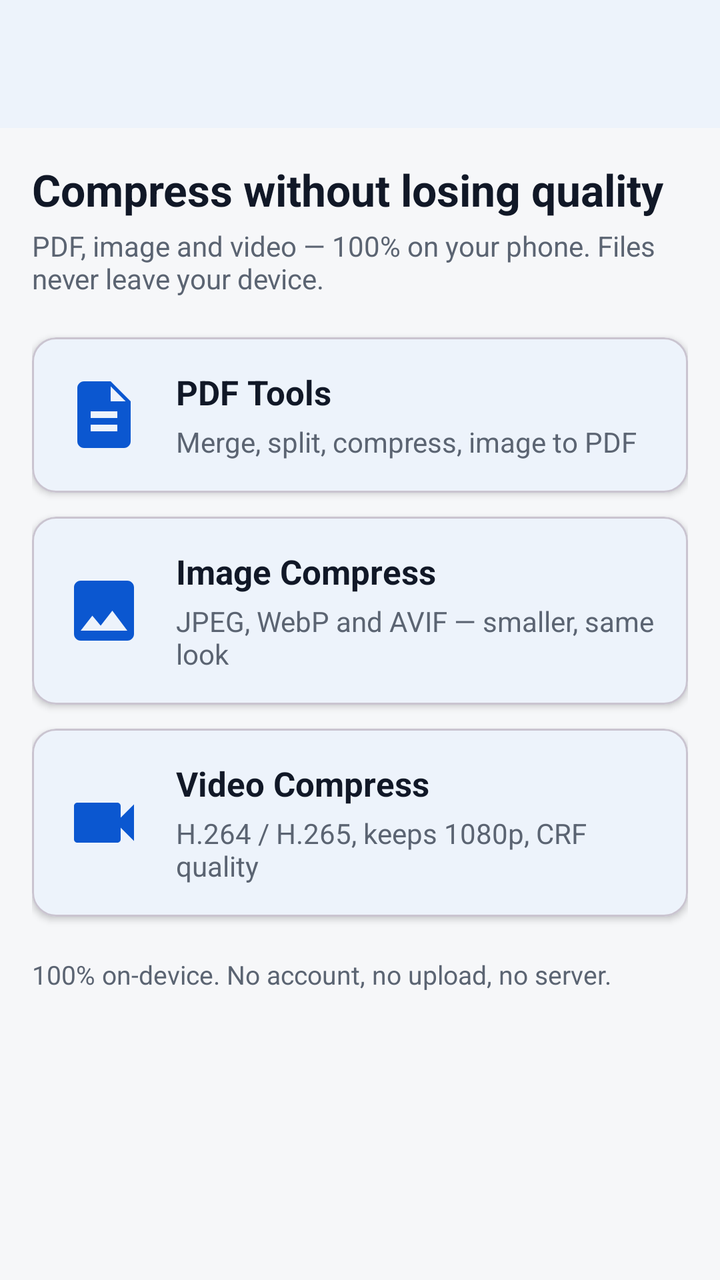
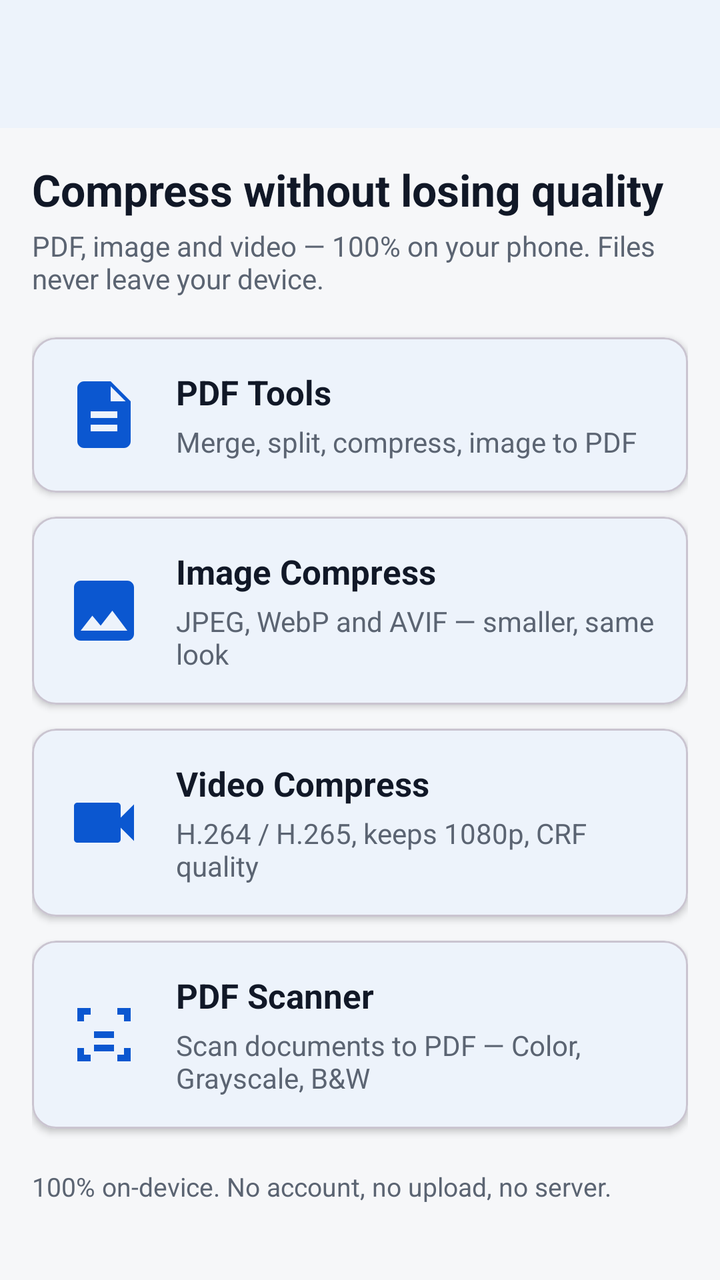

Before-and-after screenshots of an Android layout around one commit, followed by the original layout XML and the change that was made.
<!-- AndroidManifest.xml: application theme Theme.Hakunaa -->
<!-- res/layout/activity_main.xml -->
<?xml version="1.0" encoding="utf-8"?>
<LinearLayout xmlns:android="http://schemas.android.com/apk/res/android"
    xmlns:app="http://schemas.android.com/apk/res-auto"
    android:layout_width="match_parent"
    android:layout_height="match_parent"
    android:background="@color/hakunaa_background"
    android:orientation="vertical">

    <com.google.android.material.appbar.MaterialToolbar
        android:layout_width="match_parent"
        android:layout_height="wrap_content"
        android:background="@color/hakunaa_surface"
        android:elevation="2dp"
        android:title="@string/app_name"
        android:titleTextColor="@color/hakunaa_text" />

    <ScrollView
        android:layout_width="match_parent"
        android:layout_height="match_parent"
        android:padding="16dp">

        <LinearLayout
            android:layout_width="match_parent"
            android:layout_height="wrap_content"
            android:orientation="vertical">

            <TextView
                android:layout_width="wrap_content"
                android:layout_height="wrap_content"
                android:text="@string/home_title"
                android:textColor="@color/hakunaa_text"
                android:textSize="22sp"
                android:textStyle="bold" />

            <TextView
                android:layout_width="wrap_content"
                android:layout_height="wrap_content"
                android:layout_marginTop="4dp"
                android:text="@string/home_subtitle"
                android:textColor="@color/hakunaa_text_secondary"
                android:textSize="14sp" />

            <com.google.android.material.card.MaterialCardView
                android:id="@+id/cardPdf"
                android:layout_width="match_parent"
                android:layout_height="wrap_content"
                android:layout_marginTop="20dp"
                android:clickable="true"
                android:focusable="true"
                app:cardCornerRadius="12dp"
                app:cardElevation="2dp">

                <LinearLayout
                    android:layout_width="match_parent"
                    android:layout_height="wrap_content"
                    android:orientation="horizontal"
                    android:padding="16dp">

                    <ImageView
                        android:layout_width="40dp"
                        android:layout_height="40dp"
                        android:layout_gravity="center_vertical"
                        android:src="@drawable/ic_pdf" />

                    <LinearLayout
                        android:layout_width="0dp"
                        android:layout_height="wrap_content"
                        android:layout_marginStart="16dp"
                        android:layout_weight="1"
                        android:orientation="vertical">

                        <TextView
                            android:layout_width="wrap_content"
                            android:layout_height="wrap_content"
                            android:text="@string/card_pdf_title"
                            android:textColor="@color/hakunaa_text"
                            android:textSize="17sp"
                            android:textStyle="bold" />
                        <TextView
                            android:layout_width="wrap_content"
                            android:layout_height="wrap_content"
                            android:layout_marginTop="4dp"
                            android:text="@string/card_pdf_subtitle"
                            android:textColor="@color/hakunaa_text_secondary"
                            android:textSize="14sp" />
                    </LinearLayout>
                </LinearLayout>
            </com.google.android.material.card.MaterialCardView>

            <com.google.android.material.card.MaterialCardView
                android:id="@+id/cardImage"
                android:layout_width="match_parent"
                android:layout_height="wrap_content"
                android:layout_marginTop="12dp"
                android:clickable="true"
                android:focusable="true"
                app:cardCornerRadius="12dp"
                app:cardElevation="2dp">

                <LinearLayout
                    android:layout_width="match_parent"
                    android:layout_height="wrap_content"
                    android:orientation="horizontal"
                    android:padding="16dp">

                    <ImageView
                        android:layout_width="40dp"
                        android:layout_height="40dp"
                        android:layout_gravity="center_vertical"
                        android:src="@drawable/ic_image" />

                    <LinearLayout
                        android:layout_width="0dp"
                        android:layout_height="wrap_content"
                        android:layout_marginStart="16dp"
                        android:layout_weight="1"
                        android:orientation="vertical">

                        <TextView
                            android:layout_width="wrap_content"
                            android:layout_height="wrap_content"
                            android:text="@string/card_image_title"
                            android:textColor="@color/hakunaa_text"
                            android:textSize="17sp"
                            android:textStyle="bold" />
                        <TextView
                            android:layout_width="wrap_content"
                            android:layout_height="wrap_content"
                            android:layout_marginTop="4dp"
                            android:text="@string/card_image_subtitle"
                            android:textColor="@color/hakunaa_text_secondary"
                            android:textSize="14sp" />
                    </LinearLayout>
                </LinearLayout>
            </com.google.android.material.card.MaterialCardView>

            <com.google.android.material.card.MaterialCardView
                android:id="@+id/cardVideo"
                android:layout_width="match_parent"
                android:layout_height="wrap_content"
                android:layout_marginTop="12dp"
                android:clickable="true"
                android:focusable="true"
                app:cardCornerRadius="12dp"
                app:cardElevation="2dp">

                <LinearLayout
                    android:layout_width="match_parent"
                    android:layout_height="wrap_content"
                    android:orientation="horizontal"
                    android:padding="16dp">

                    <ImageView
                        android:layout_width="40dp"
                        android:layout_height="40dp"
                        android:layout_gravity="center_vertical"
                        android:src="@drawable/ic_video" />

                    <LinearLayout
                        android:layout_width="0dp"
                        android:layout_height="wrap_content"
                        android:layout_marginStart="16dp"
                        android:layout_weight="1"
                        android:orientation="vertical">

                        <TextView
                            android:layout_width="wrap_content"
                            android:layout_height="wrap_content"
                            android:text="@string/card_video_title"
                            android:textColor="@color/hakunaa_text"
                            android:textSize="17sp"
                            android:textStyle="bold" />
                        <TextView
                            android:layout_width="wrap_content"
                            android:layout_height="wrap_content"
                            android:layout_marginTop="4dp"
                            android:text="@string/card_video_subtitle"
                            android:textColor="@color/hakunaa_text_secondary"
                            android:textSize="14sp" />
                    </LinearLayout>
                </LinearLayout>
            </com.google.android.material.card.MaterialCardView>

            <TextView
                android:layout_width="wrap_content"
                android:layout_height="wrap_content"
                android:layout_marginTop="20dp"
                android:text="@string/privacy_note"
                android:textColor="@color/hakunaa_text_secondary"
                android:textSize="13sp" />

            <TextView
                android:id="@+id/tvVersion"
                android:layout_width="wrap_content"
                android:layout_height="wrap_content"
                android:layout_marginTop="12dp"
                android:textColor="@color/hakunaa_text_secondary"
                android:textSize="12sp" />
        </LinearLayout>
    </ScrollView>
</LinearLayout>
<!-- resources referenced by this layout -->
<resources>
  <color name="hakunaa_background">#F6F7F9</color>
  <color name="hakunaa_surface">#FFFFFF</color>
  <color name="hakunaa_text">#111827</color>
  <color name="hakunaa_text_secondary">#5B6472</color>
  <!-- drawable ic_image (drawable) -->
  <vector xmlns:android="http://schemas.android.com/apk/res/android"
      android:width="40dp"
      android:height="40dp"
      android:viewportWidth="24"
      android:viewportHeight="24"
      android:tint="#0B57D0">
      <path
          android:fillColor="#FF000000"
          android:pathData="M21,19V5c0,-1.1 -0.9,-2 -2,-2H5c-1.1,0 -2,0.9 -2,2v14c0,1.1 0.9,2 2,2h14c1.1,0 2,-0.9 2,-2zM8.5,13.5l2.5,3.01L14.5,12l4.5,6H5l3.5,-4.5z" />
  </vector>
  <!-- drawable ic_pdf (drawable) -->
  <vector xmlns:android="http://schemas.android.com/apk/res/android"
      android:width="40dp"
      android:height="40dp"
      android:viewportWidth="24"
      android:viewportHeight="24"
      android:tint="#0B57D0">
      <path
          android:fillColor="#FF000000"
          android:pathData="M14,2H6c-1.1,0 -2,0.9 -2,2v16c0,1.1 0.9,2 2,2h12c1.1,0 2,-0.9 2,-2V8l-6,-6zM14,3.5L18.5,8H14V3.5zM8,11h8v2H8v-2zM8,15h8v2H8v-2z" />
  </vector>
  <!-- drawable ic_video (drawable) -->
  <vector xmlns:android="http://schemas.android.com/apk/res/android"
      android:width="40dp"
      android:height="40dp"
      android:viewportWidth="24"
      android:viewportHeight="24"
      android:tint="#0B57D0">
      <path
          android:fillColor="#FF000000"
          android:pathData="M17,10.5V7c0,-0.55 -0.45,-1 -1,-1H4c-0.55,0 -1,0.45 -1,1v10c0,0.55 0.45,1 1,1h12c0.55,0 1,-0.45 1,-1v-3.5l4,4v-11l-4,4z" />
  </vector>
  <string name="app_name">Hakunaa</string>
  <string name="card_image_subtitle">JPEG, WebP and AVIF — smaller, same look</string>
  <string name="card_image_title">Image Compress</string>
  <string name="card_pdf_subtitle">Merge, split, compress, image to PDF</string>
  <string name="card_pdf_title">PDF Tools</string>
  <string name="card_video_subtitle">H.264 / H.265, keeps 1080p, CRF quality</string>
  <string name="card_video_title">Video Compress</string>
  <string name="home_subtitle">PDF, image and video — 100% on your phone. Files never leave your device.</string>
  <string name="home_title">Compress without losing quality</string>
  <string name="privacy_note">100% on-device. No account, no upload, no server.</string>
  <style name="Theme.Hakunaa" parent="Theme.Material3.Light.NoActionBar">
          <item name="colorPrimary">@color/hakunaa_primary</item>
          <item name="colorPrimaryDark">@color/hakunaa_primary_dark</item>
          <item name="colorOnPrimary">@color/hakunaa_on_primary</item>
          <item name="android:windowBackground">@color/hakunaa_background</item>
          <item name="colorSurface">@color/hakunaa_surface</item>
          <item name="android:textColorPrimary">@color/hakunaa_text</item>
          <item name="android:textColorSecondary">@color/hakunaa_text_secondary</item>
      </style>
  <color name="hakunaa_primary">#0B57D0</color>
  <color name="hakunaa_primary_dark">#0842A0</color>
  <color name="hakunaa_on_primary">#FFFFFF</color>
</resources>

<!-- the commit's change to res/layout/activity_main.xml (unified diff, before → after) -->
@@ -181,6 +181,53 @@
                 </LinearLayout>
             </com.google.android.material.card.MaterialCardView>
 
+            <com.google.android.material.card.MaterialCardView
+                android:id="@+id/cardScanner"
+                android:layout_width="match_parent"
+                android:layout_height="wrap_content"
+                android:layout_marginTop="12dp"
+                android:clickable="true"
+                android:focusable="true"
+                app:cardCornerRadius="12dp"
+                app:cardElevation="2dp">
+
+                <LinearLayout
+                    android:layout_width="match_parent"
+                    android:layout_height="wrap_content"
+                    android:orientation="horizontal"
+                    android:padding="16dp">
+
+                    <ImageView
+                        android:layout_width="40dp"
+                        android:layout_height="40dp"
+                        android:layout_gravity="center_vertical"
+                        android:src="@drawable/ic_scanner" />
+
+                    <LinearLayout
+                        android:layout_width="0dp"
+                        android:layout_height="wrap_content"
+                        android:layout_marginStart="16dp"
+                        android:layout_weight="1"
+                        android:orientation="vertical">
+
+                        <TextView
+                            android:layout_width="wrap_content"
+                            android:layout_height="wrap_content"
+                            android:text="PDF Scanner"
+                            android:textColor="@color/hakunaa_text"
+                            android:textSize="17sp"
+                            android:textStyle="bold" />
+                        <TextView
+                            android:layout_width="wrap_content"
+                            android:layout_height="wrap_content"
+                            android:layout_marginTop="4dp"
+                            android:text="Scan documents to PDF — Color, Grayscale, B&amp;W"
+                            android:textColor="@color/hakunaa_text_secondary"
+                            android:textSize="14sp" />
+                    </LinearLayout>
+                </LinearLayout>
+            </com.google.android.material.card.MaterialCardView>
+
             <TextView
                 android:layout_width="wrap_content"
                 android:layout_height="wrap_content"
<!-- resource entries referenced after the edit -->
@@ -25,6 +25,17 @@
       <path
           android:fillColor="#FF000000"
           android:pathData="M14,2H6c-1.1,0 -2,0.9 -2,2v16c0,1.1 0.9,2 2,2h12c1.1,0 2,-0.9 2,-2V8l-6,-6zM14,3.5L18.5,8H14V3.5zM8,11h8v2H8v-2zM8,15h8v2H8v-2z" />
+  </vector>
+  <!-- drawable ic_scanner (drawable) -->
+  <vector xmlns:android="http://schemas.android.com/apk/res/android"
+      android:width="40dp"
+      android:height="40dp"
+      android:viewportWidth="24"
+      android:viewportHeight="24"
+      android:tint="#0B57D0">
+      <path
+          android:fillColor="#FF000000"
+          android:pathData="M4,4h4v2H6v2H4V4zM20,4h-4v2h2v2h2V4zM4,20h4v-2H6v-2H4v4zM20,20h-4v-2h2v-2h2v4zM9,11h6v2H9v-2zM9,15h6v2H9v-2z" />
   </vector>
   <!-- drawable ic_video (drawable) -->
   <vector xmlns:android="http://schemas.android.com/apk/res/android"
